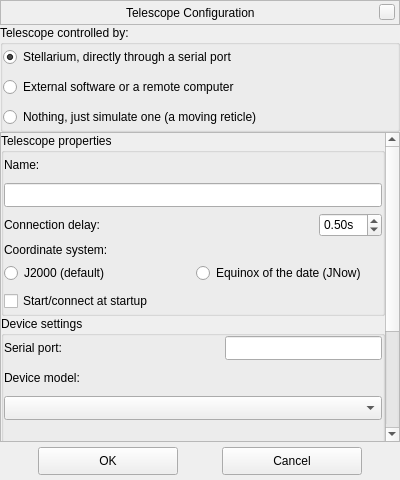
Qt form plugins/TelescopeControl/src/gui/telescopeConfigurationDialog.ui (519984307/stellarium_src) before a commit.
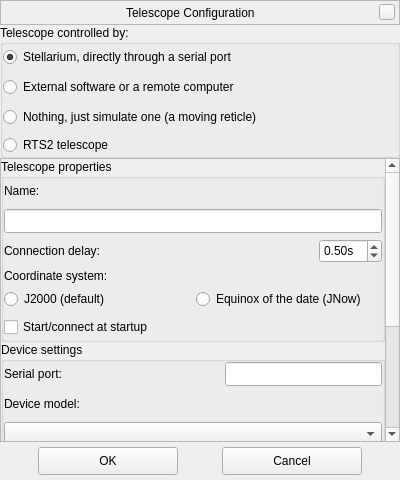
The same form after that commit. Custom widgets are drawn as their Qt base class.

```diff
--- a/plugins/TelescopeControl/src/gui/telescopeConfigurationDialog.ui
+++ b/plugins/TelescopeControl/src/gui/telescopeConfigurationDialog.ui
@@ -213,6 +213,13 @@
         </property>
        </widget>
       </item>
+      <item>
+       <widget class="QRadioButton" name="radioButtonTelescopeRTS2">
+        <property name="text">
+         <string>RTS2 telescope</string>
+        </property>
+       </widget>
+      </item>
      </layout>
     </widget>
    </item>
```
Left out of the diff: 88 changed lines with no effect on the pictures.
